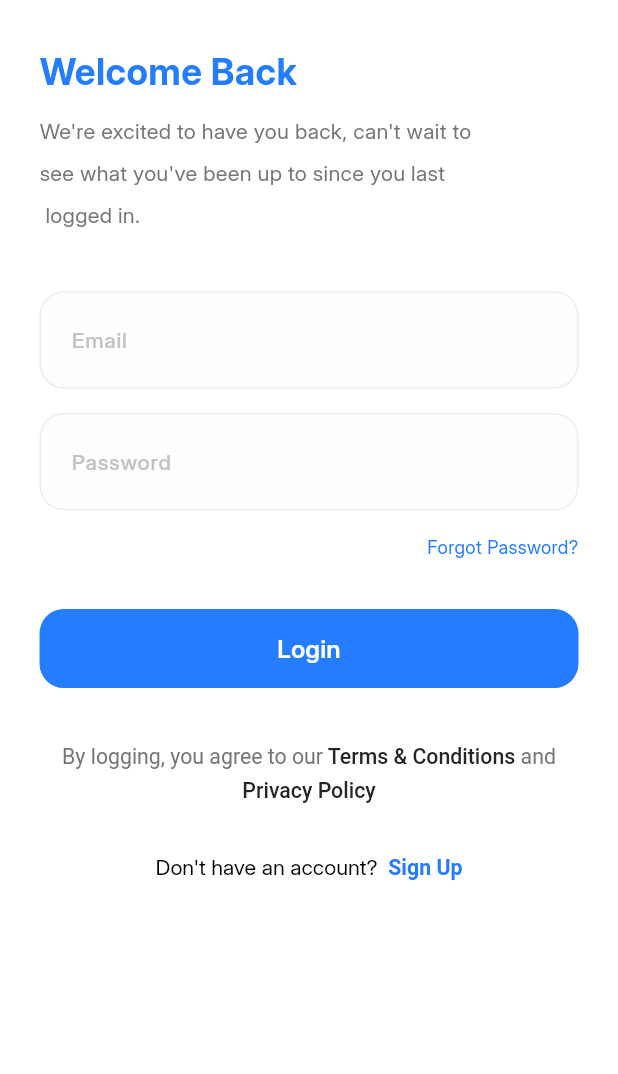
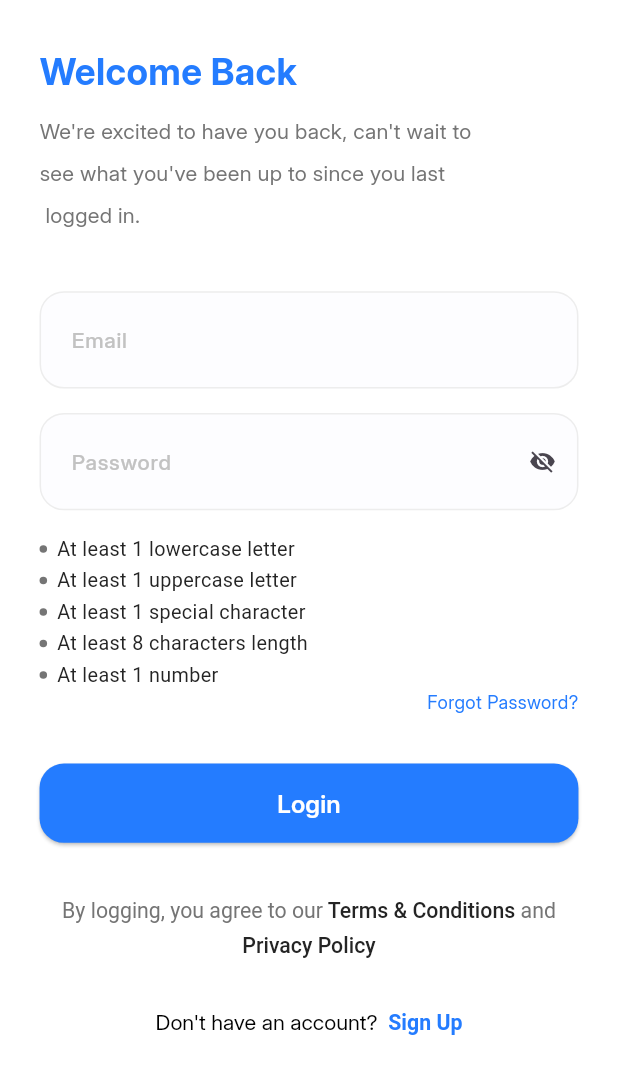
Before and after one commit to MaiBomadian94/flutter_complete_project, a Flutter app: the screen it shows after launch, after a tap on "Get Started", on a phone screen of 412 x 824 dp. Shown: the top 1074 px of the screen. Run offline on Flutter 3.47's test engine with Material 3 defaults, Android fonts, the phone set to English and light mode, and no system bars; our stand-ins replace dio, flutter_bloc, flutter_screenutil, flutter_svg, freezed_annotation, get_it and 2 more; generated files the repository leaves out were written again.

Commit message:
* added login_form_section * added password_validation_widget * added validation on email& password

```diff
--- a/lib/core/presentation/widgets/custom_text_form_field.dart
+++ b/lib/core/presentation/widgets/custom_text_form_field.dart
@@ -12,6 +12,8 @@ class CustomTextFormField extends StatelessWidget {
     this.suffixIcon,
     this.focusedBorder,
     this.enabledBorder,
+    this.controller,
+    required this.validator,
   });
 
   final bool? isObscureText;
@@ -20,47 +22,56 @@ class CustomTextFormField extends StatelessWidget {
   final Widget? suffixIcon;
   final InputBorder? focusedBorder;
   final InputBorder? enabledBorder;
+  final Function(String?) validator;
+  final TextEditingController? controller;
 
   @override
   Widget build(BuildContext context) {
     return TextFormField(
+      controller: controller,
       cursorColor: AppColors.blackColor,
       decoration: InputDecoration(
         fillColor: AppColors.formFilledColor,
         filled: true,
         isDense: true,
-        contentPadding: contentPadding ??
-            EdgeInsets.symmetric(
-              horizontal: 17.h,
-              vertical: 20.w,
-            ),
-        focusedBorder: focusedBorder ??
+        contentPadding:
+            contentPadding ??
+            EdgeInsets.symmetric(horizontal: 17.h, vertical: 20.w),
+        focusedBorder:
+            focusedBorder ??
             OutlineInputBorder(
               borderSide: const BorderSide(
                 color: AppColors.mainBlue,
                 width: 1.5,
               ),
-                borderRadius: BorderRadius.circular(16.r)),
-        enabledBorder: enabledBorder ??
+              borderRadius: BorderRadius.circular(16.r),
+            ),
+        enabledBorder:
+            enabledBorder ??
             OutlineInputBorder(
               borderSide: const BorderSide(
                 color: AppColors.lighterGrey,
                 width: 1,
               ),
-                borderRadius: BorderRadius.circular(16.r)),
+              borderRadius: BorderRadius.circular(16.r),
+            ),
         errorBorder: OutlineInputBorder(
-            borderSide: const BorderSide(
-              color: AppColors.errorColor,
-              width: 1,
+          borderSide: const BorderSide(color: AppColors.errorColor, width: 1),
+          borderRadius: BorderRadius.circular(16.r),
         ),
-            borderRadius: BorderRadius.circular(16.r)),
-        hintStyle:
-            Styles.textTitle14medium.copyWith(color: AppColors.hintColor),
+        focusedErrorBorder: OutlineInputBorder(
+          borderSide: const BorderSide(color: AppColors.errorColor, width: 1),
+          borderRadius: BorderRadius.circular(16.r),
+        ),
+        hintStyle: Styles.textTitle14medium.copyWith(
+          color: AppColors.hintColor,
+        ),
         hintText: hintText,
         suffixIcon: suffixIcon,
       ),
-      obscureText: false,
+      obscureText: isObscureText ?? false,
       style: Styles.textTitle14medium.copyWith(color: AppColors.formTextColor),
+      validator: (value) => validator(value),
     );
   }
 }
--- a/lib/core/theming/text_styles.dart
+++ b/lib/core/theming/text_styles.dart
@@ -58,4 +58,15 @@ abstract class Styles {
     fontWeight: FontWeightHelper.semiBold,
     color: AppColors.mainBlue,
   );
+
+  static TextStyle font13BlueRegular = TextStyle(
+    fontSize: 13.sp,
+    fontWeight: FontWeightHelper.normal,
+    color: AppColors.mainBlue,
+  );
+  static TextStyle font13DarkBlueRegular = TextStyle(
+    fontSize: 13.sp,
+    fontWeight: FontWeightHelper.normal,
+    color: AppColors.blackColor,
+  );
 }
--- a/lib/features/login/presentation/login_cubit/login_cubit.dart
+++ b/lib/features/login/presentation/login_cubit/login_cubit.dart
@@ -1,3 +1,4 @@
+import 'package:flutter/cupertino.dart';
 import 'package:flutter_bloc/flutter_bloc.dart';
 import 'package:flutter_complete_project/core/network/api_result.dart';
 import 'package:flutter_complete_project/features/login/data/models/login_request_body.dart';
@@ -9,13 +10,19 @@ class LoginCubit extends Cubit<LoginStates> {
 
   LoginCubit(this.loginRepository) : super(LoginStates.initial());
 
+  TextEditingController passwordController = TextEditingController();
+  TextEditingController emailController = TextEditingController();
+
+  GlobalKey<FormState> formKey = GlobalKey();
+
   login(LoginRequestBody loginRequestBody) async {
     emit(LoginStates.loading());
 
     final response = await loginRepository.login(loginRequestBody);
     return response.when(
       success: (loginResponse) => emit(LoginStates.success(loginResponse)),
-      failure: (error) => emit(LoginStates.failure(error: error.apiErrorModel.message??'')),
+      failure: (error) =>
+          emit(LoginStates.failure(error: error.apiErrorModel.message ?? '')),
     );
   }
 }
--- a/lib/features/login/presentation/view/login_view.dart
+++ b/lib/features/login/presentation/view/login_view.dart
@@ -1,23 +1,26 @@
 import 'package:flutter/material.dart';
+import 'package:flutter_bloc/flutter_bloc.dart';
 import 'package:flutter_complete_project/core/helpers/spacing.dart';
 import 'package:flutter_complete_project/core/presentation/widgets/custom_elevated_button.dart';
-import 'package:flutter_complete_project/core/presentation/widgets/custom_text_form_field.dart';
 import 'package:flutter_complete_project/core/theming/colors.dart';
 import 'package:flutter_complete_project/core/theming/text_styles.dart';
+import 'package:flutter_complete_project/features/login/data/models/login_request_body.dart';
+import 'package:flutter_complete_project/features/login/presentation/login_cubit/login_cubit.dart';
+import 'package:flutter_complete_project/features/login/presentation/view/widgets/do_not_have_account_widget.dart';
+import 'package:flutter_complete_project/features/login/presentation/view/widgets/login_form_section.dart';
+import 'package:flutter_complete_project/features/login/presentation/view/widgets/terms_and_conditions_widget.dart';
 import 'package:flutter_screenutil/flutter_screenutil.dart';
-
-import '../widgets/do_not_have_account_widget.dart';
-import '../widgets/terms_and_conditions_widget.dart';
 
 class LoginView extends StatelessWidget {
   const LoginView({super.key});
 
   @override
   Widget build(BuildContext context) {
-    return SafeArea(
-      child: Scaffold(
-        body: Padding(
+    return Scaffold(
+      body: SafeArea(
+        child: Padding(
           padding: EdgeInsets.symmetric(horizontal: 24.w, vertical: 30.h),
+          child: SingleChildScrollView(
             child: Column(
               crossAxisAlignment: CrossAxisAlignment.start,
               children: [
@@ -37,31 +40,48 @@ class LoginView extends StatelessWidget {
                   ),
                 ),
                 verticalSpace(height: 36),
-              const CustomTextFormField(hintText: 'Email'),
-              verticalSpace(height: 16),
-              const CustomTextFormField(hintText: 'Password'),
-              verticalSpace(height: 16),
+                Column(
+                  children: [
+                    const LoginFormSection(),
                     Align(
                       alignment: AlignmentDirectional.centerEnd,
                       child: Text(
                         'Forgot Password?',
-                  style: Styles.textTitle12Regular
-                      .copyWith(color: AppColors.mainBlue),
+                        style: Styles.textTitle12Regular.copyWith(
+                          color: AppColors.mainBlue,
+                        ),
                       ),
                     ),
                     verticalSpace(height: 32),
-              const CustomElevatedButton(
+                    CustomElevatedButton(
                       title: 'Login',
                       backgroundColor: AppColors.mainBlue,
+                      onPressed: () {
+                        isLoginValidate(context);
+                      },
                     ),
                     verticalSpace(height: 32),
                     const TermsAndConditionsWidget(),
                     verticalSpace(height: 32),
-              const Center(child: DontHaveAccountWidget())
+                    const Center(child: DontHaveAccountWidget()),
                   ],
+                ),
+              ],
+            ),
           ),
         ),
       ),
     );
   }
 }
+
+void isLoginValidate(BuildContext context) {
+  if (context.read<LoginCubit>().formKey.currentState!.validate()) {
+    context.read<LoginCubit>().login(
+      LoginRequestBody(
+        email: context.read<LoginCubit>().emailController.text,
+        password: context.read<LoginCubit>().passwordController.text,
+      ),
+    );
+  }
+}
--- a/lib/features/login/presentation/widgets/do_not_have_account_widget.dart
+++ b/lib/features/login/presentation/view/widgets/do_not_have_account_widget.dart
@@ -1,6 +1,6 @@
 import 'package:flutter/cupertino.dart';
 
-import '../../../../core/theming/text_styles.dart';
+import '../../../../../core/theming/text_styles.dart';
 
 class DontHaveAccountWidget extends StatelessWidget {
   const DontHaveAccountWidget({super.key});
--- /dev/null
+++ b/lib/features/login/presentation/view/widgets/login_form_section.dart
@@ -0,0 +1,87 @@
+import 'package:flutter/material.dart';
+import 'package:flutter_bloc/flutter_bloc.dart';
+import 'package:flutter_complete_project/features/login/presentation/login_cubit/login_cubit.dart';
+import 'package:flutter_complete_project/features/login/presentation/view/widgets/password_validation_widget.dart';
+
+import '../../../../../core/helpers/spacing.dart';
+import '../../../../../core/presentation/widgets/custom_text_form_field.dart';
+
+class LoginFormSection extends StatefulWidget {
+  const LoginFormSection({super.key});
+
+  @override
+  State<LoginFormSection> createState() => _LoginFormSectionState();
+}
+
+class _LoginFormSectionState extends State<LoginFormSection> {
+  late TextEditingController passwordController;
+
+  bool isObscureText = true;
+
+  bool hasLowercase = false;
+  bool hasUppercase = false;
+  bool hasSpecialCharacters = false;
+  bool hasNumber = false;
+  bool hasMinLength = false;
+
+  @override
+  void initState() {
+    super.initState();
+    passwordController = context.read<LoginCubit>().passwordController;
+  }
+
+  @override
+  Widget build(BuildContext context) {
+    return Form(
+      key: context.read<LoginCubit>().formKey,
+      child: Column(
+        children: [
+          CustomTextFormField(
+            controller: context.read<LoginCubit>().emailController,
+            hintText: 'Email',
+            validator: (value) {
+              if (value == null || value.isEmpty) {
+                return 'Please enter a valid email';
+              }
+            },
+          ),
+          verticalSpace(height: 16),
+          CustomTextFormField(
+            isObscureText: isObscureText,
+            suffixIcon: GestureDetector(
+              child: Icon(
+                isObscureText ? Icons.visibility_off : Icons.visibility,
+              ),
+              onTap: () {
+                setState(() {
+                  isObscureText = !isObscureText;
+                });
+              },
+            ),
+            controller: context.read<LoginCubit>().passwordController,
+            hintText: 'Password',
+            validator: (value) {
+              if (value == null || value.isEmpty) {
+                return 'Please enter a valid password';
+              }
+            },
+          ),
+          verticalSpace(height: 16),
+          PasswordValidationWidget(
+            hasLowerCase: hasLowercase,
+            hasMinLength: hasMinLength,
+            hasNumber: hasNumber,
+            hasUpperCase: hasUppercase,
+            hasSpecialCharacters: hasSpecialCharacters,
+          ),
+        ],
+      ),
+    );
+  }
+
+  @override
+  void dispose() {
+    passwordController.dispose();
+    super.dispose();
+  }
+}
--- /dev/null
+++ b/lib/features/login/presentation/view/widgets/password_validation_widget.dart
@@ -0,0 +1,60 @@
+import 'package:flutter/material.dart';
+import 'package:flutter_complete_project/core/helpers/spacing.dart';
+import 'package:flutter_complete_project/core/theming/colors.dart';
+import 'package:flutter_complete_project/core/theming/text_styles.dart';
+
+class PasswordValidationWidget extends StatelessWidget {
+  final bool hasLowerCase;
+  final bool hasUpperCase;
+  final bool hasSpecialCharacters;
+  final bool hasNumber;
+  final bool hasMinLength;
+
+  const PasswordValidationWidget({
+    super.key,
+    required this.hasLowerCase,
+    required this.hasUpperCase,
+    required this.hasSpecialCharacters,
+    required this.hasNumber,
+    required this.hasMinLength,
+  });
+
+  @override
+  Widget build(BuildContext context) {
+    return Column(
+      children: [
+        buildValidationTextRow('At least 1 lowercase letter', hasLowerCase),
+        verticalSpace(height: 2),
+        buildValidationTextRow('At least 1 uppercase letter', hasUpperCase),
+        verticalSpace(height: 2),
+        buildValidationTextRow(
+          'At least 1 special character',
+          hasSpecialCharacters,
+        ),
+        verticalSpace(height: 2),
+        buildValidationTextRow('At least 8 characters length', hasMinLength),
+
+        verticalSpace(height: 2),
+        buildValidationTextRow('At least 1 number', hasNumber),
+      ],
+    );
+  }
+}
+
+Widget buildValidationTextRow(String text, bool isValidated) {
+  return Row(
+    children: [
+      const CircleAvatar(radius: 2.5, backgroundColor: AppColors.greyColor),
+      horizontalSpace(width: 6),
+      Text(
+        text,
+        style: Styles.font13DarkBlueRegular.copyWith(
+          decoration: isValidated ? TextDecoration.lineThrough : null,
+          decorationColor: Colors.green,
+          decorationThickness: 2,
+          color: isValidated ? AppColors.greyColor : AppColors.blackColor,
+        ),
+      ),
+    ],
+  );
+}
```
Also changed, not shown: lib/features/login/presentation/view/widgets/terms_and_conditions_widget.dart (renamed from lib/features/login/presentation/widgets/terms_and_conditions_widget.dart), pubspec.lock, 1 other file. Lines whose indentation alone changed are shown as unchanged.
